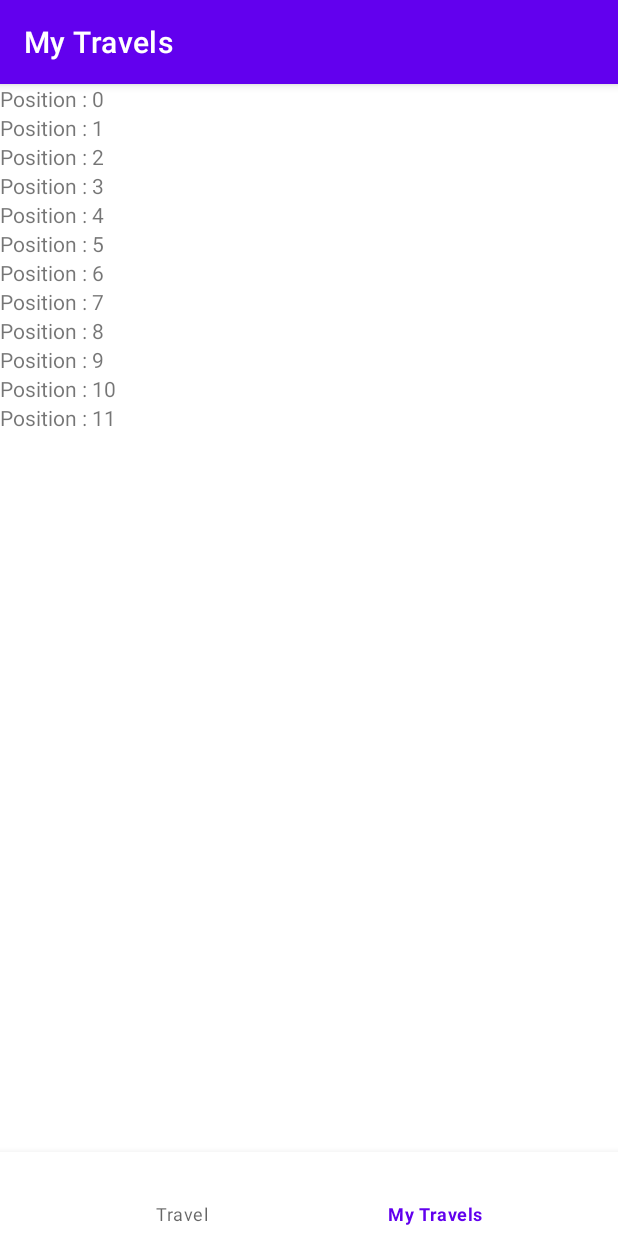
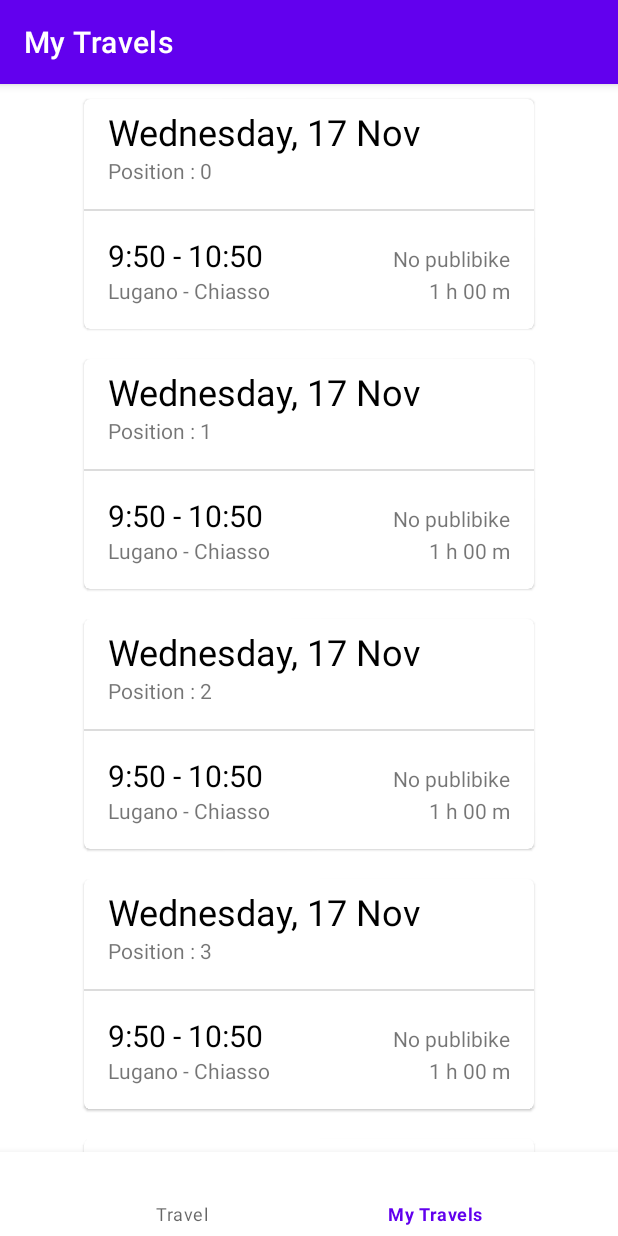
Before and after one commit to bohbohb/MWC-Project, an Android app: the MyTravels screen opened through its navigation route, on a phone screen of 412 x 824 dp. Run offline under Robolectric (Android 15) with nearby library versions, the phone set to English and light mode, and no system bars; our stand-ins replace navigation-ui; 1 statement that could not run was skipped.

Commit message:
Upload travel cards

```diff
--- a/JustMove/app/build.gradle
+++ b/JustMove/app/build.gradle
@@ -30,14 +30,14 @@ android {
 
 dependencies {
 
-    implementation 'androidx.appcompat:appcompat:1.2.0'
-    implementation 'com.google.android.material:material:1.3.0'
-    implementation 'androidx.constraintlayout:constraintlayout:2.0.4'
+    implementation 'androidx.appcompat:appcompat:1.3.1'
+    implementation 'com.google.android.material:material:1.4.0'
+    implementation 'androidx.constraintlayout:constraintlayout:2.1.1'
     implementation 'androidx.legacy:legacy-support-v4:1.0.0'
     implementation 'com.google.android.gms:play-services-maps:18.0.0'
     testImplementation 'junit:junit:4.+'
-    androidTestImplementation 'androidx.test.ext:junit:1.1.2'
-    androidTestImplementation 'androidx.test.espresso:espresso-core:3.3.0'
+    androidTestImplementation 'androidx.test.ext:junit:1.1.3'
+    androidTestImplementation 'androidx.test.espresso:espresso-core:3.4.0'
 
     def nav_version = "2.3.5"
 
--- a/JustMove/app/src/main/java/com/usi/mwc/justmove/ui/DetailTravelFragment.java
+++ b/JustMove/app/src/main/java/com/usi/mwc/justmove/ui/DetailTravelFragment.java
@@ -17,7 +17,7 @@ import com.usi.mwc.justmove.utils.Utils;
 
 public class DetailTravelFragment extends Fragment {
 
-    DetailTravelFragmentArgs args = DetailTravelFragmentArgs.fromBundle(getArguments());
+    DetailTravelFragmentArgs args;
     private TravelModel t;
     private DatabaseHandler db;
     private Context ctx;
@@ -27,6 +27,7 @@ public class DetailTravelFragment extends Fragment {
                              Bundle savedInstanceState) {
         // Inflate the layout for this fragment
         View root = inflater.inflate(R.layout.fragment_detail_travel, container, false);
+        args = DetailTravelFragmentArgs.fromBundle(getArguments());
         // TODO : Convert to Java
 //        b = args.balade
 
--- a/JustMove/app/src/main/res/layout/fragment_main.xml
+++ b/JustMove/app/src/main/res/layout/fragment_main.xml
@@ -1,14 +1,33 @@
 <?xml version="1.0" encoding="utf-8"?>
-<FrameLayout xmlns:android="http://schemas.android.com/apk/res/android"
+<ScrollView xmlns:android="http://schemas.android.com/apk/res/android"
+    xmlns:app="http://schemas.android.com/apk/res-auto"
     xmlns:tools="http://schemas.android.com/tools"
     android:layout_width="match_parent"
     android:layout_height="match_parent"
-    tools:context=".ui.MainFragment">
+    android:background="#FFFFFF"
+    android:paddingBottom="56dp">
 
-    <!-- TODO: Update blank fragment layout -->
-    <TextView
+    <androidx.constraintlayout.widget.ConstraintLayout
         android:layout_width="match_parent"
         android:layout_height="match_parent"
-        android:text="@string/hello_blank_fragment" />
+        android:paddingBottom="15dp">
 
-</FrameLayout>
+        <com.google.android.gms.maps.MapView
+            android:id="@+id/mapTravel"
+            android:layout_width="match_parent"
+            android:layout_height="300dp"
+            android:visibility="invisible"
+            app:layout_constraintEnd_toEndOf="parent"
+            app:layout_constraintStart_toStartOf="parent"
+            app:layout_constraintTop_toTopOf="parent" />
+        <TextView
+            android:layout_width="match_parent"
+            android:layout_height="match_parent"
+            android:text="@string/hello_blank_fragment"
+            app:layout_constraintTop_toBottomOf="@id/mapTravel"/>
+
+    </androidx.constraintlayout.widget.ConstraintLayout>
+
+
+
+</ScrollView>
--- a/JustMove/app/src/main/res/layout/travel_card.xml
+++ b/JustMove/app/src/main/res/layout/travel_card.xml
@@ -1,13 +1,119 @@
 <?xml version="1.0" encoding="utf-8"?>
-<LinearLayout xmlns:android="http://schemas.android.com/apk/res/android"
+<androidx.constraintlayout.widget.ConstraintLayout xmlns:android="http://schemas.android.com/apk/res/android"
+    xmlns:app="http://schemas.android.com/apk/res-auto"
+    xmlns:tools="http://schemas.android.com/tools"
     android:layout_width="match_parent"
     android:layout_height="wrap_content">
 
-    <TextView
-        android:id="@+id/tvTest"
-        android:layout_width="0dp"
+    <com.google.android.material.card.MaterialCardView
+        android:id="@+id/card"
+        android:layout_width="300dp"
         android:layout_height="wrap_content"
-        android:layout_weight="1"
-        android:text="TextView" />
+        android:layout_margin="10dp"
+        android:layout_marginStart="101dp"
+        android:layout_marginEnd="111dp"
+        android:layout_marginBottom="8dp"
+        app:layout_constraintBottom_toBottomOf="parent"
+        app:layout_constraintEnd_toEndOf="parent"
+        app:layout_constraintStart_toStartOf="parent"
+        app:layout_constraintTop_toTopOf="parent">
 
-</LinearLayout>
+        <androidx.constraintlayout.widget.ConstraintLayout
+            android:layout_width="match_parent"
+            android:layout_height="match_parent">
+
+            <TextView
+                android:id="@+id/textView2"
+                android:layout_width="wrap_content"
+                android:layout_height="wrap_content"
+                android:layout_marginVertical="5dp"
+                android:layout_marginStart="16dp"
+                android:layout_marginTop="16dp"
+                android:text="Wednesday, 17 Nov"
+                android:textColor="#000000"
+                android:textSize="24sp"
+                app:layout_constraintBottom_toTopOf="@+id/tvTest"
+                app:layout_constraintStart_toStartOf="parent"
+                app:layout_constraintTop_toTopOf="parent" />
+
+            <TextView
+                android:id="@+id/tvTest"
+                android:layout_width="0dp"
+                android:layout_height="wrap_content"
+                android:layout_marginStart="16dp"
+                android:layout_weight="1"
+                android:text="University travel"
+                app:layout_constraintStart_toStartOf="parent"
+                app:layout_constraintTop_toBottomOf="@id/textView2" />
+
+            <View
+                android:id="@+id/divider"
+                android:layout_width="fill_parent"
+                android:layout_height="1dp"
+                android:layout_marginTop="16dp"
+                android:background="#DCDCDC"
+                app:layout_constraintTop_toBottomOf="@id/tvTest" />
+
+            <LinearLayout
+                android:id="@+id/linearLabel"
+                android:layout_width="match_parent"
+                android:layout_height="match_parent"
+                android:layout_marginStart="16dp"
+                android:layout_marginTop="16dp"
+                android:layout_marginEnd="16dp"
+                android:orientation="horizontal"
+                android:weightSum="2"
+                app:layout_constraintEnd_toEndOf="parent"
+                app:layout_constraintStart_toStartOf="parent"
+                app:layout_constraintTop_toBottomOf="@+id/divider">
+
+                <TextView
+                    android:id="@+id/textView3"
+                    android:layout_width="wrap_content"
+                    android:layout_height="wrap_content"
+                    android:layout_weight="2"
+                    android:text="9:50 - 10:50"
+                    android:textColor="#000000"
+                    android:textSize="20sp" />
+
+                <TextView
+                    android:id="@+id/textView5"
+                    android:layout_width="wrap_content"
+                    android:layout_height="wrap_content"
+                    android:layout_weight="2"
+                    android:text="No publibike" />
+            </LinearLayout>
+
+            <LinearLayout
+                android:layout_width="match_parent"
+                android:layout_height="match_parent"
+                android:layout_marginStart="16dp"
+                android:layout_marginEnd="16dp"
+                android:layout_marginBottom="16dp"
+                android:orientation="horizontal"
+                android:weightSum="2"
+                app:layout_constraintBottom_toBottomOf="parent"
+                app:layout_constraintEnd_toEndOf="parent"
+                app:layout_constraintStart_toStartOf="parent"
+                app:layout_constraintTop_toBottomOf="@id/linearLabel">
+
+                <TextView
+                    android:id="@+id/textView6"
+                    android:layout_width="wrap_content"
+                    android:layout_height="wrap_content"
+                    android:layout_weight="2"
+                    android:text="Lugano - Chiasso" />
+
+                <TextView
+                    android:id="@+id/textView9"
+                    android:layout_width="wrap_content"
+                    android:layout_height="wrap_content"
+                    android:layout_weight="2"
+                    android:text="1 h 00 m" />
+            </LinearLayout>
+
+        </androidx.constraintlayout.widget.ConstraintLayout>
+
+    </com.google.android.material.card.MaterialCardView>
+
+</androidx.constraintlayout.widget.ConstraintLayout>
--- a/JustMove/app/src/main/res/navigation/nav_graph.xml
+++ b/JustMove/app/src/main/res/navigation/nav_graph.xml
@@ -13,10 +13,10 @@
         <action
             android:id="@+id/action_mainFragment_to_myTravels2"
             app:destination="@id/myTravels"
-            app:enterAnim="@anim/fragment_fade_enter"
-            app:exitAnim="@anim/fragment_fade_exit"
-            app:popEnterAnim="@anim/fragment_fade_enter"
-            app:popExitAnim="@anim/fragment_fade_exit" />
+            app:enterAnim="@anim/nav_default_enter_anim"
+            app:exitAnim="@anim/nav_default_exit_anim"
+            app:popEnterAnim="@anim/nav_default_enter_anim"
+            app:popExitAnim="@anim/nav_default_exit_anim" />
     </fragment>
     <fragment
         android:id="@+id/myTravels"
@@ -26,10 +26,8 @@
         <action
             android:id="@+id/action_myTravels_to_detailTravelFragment"
             app:destination="@id/detailTravelFragment"
-            app:enterAnim="@anim/fragment_fade_enter"
-            app:exitAnim="@anim/fragment_fade_exit"
-            app:popEnterAnim="@anim/fragment_fade_enter"
-            app:popExitAnim="@anim/fragment_fade_exit" />
+            app:enterAnim="@anim/nav_default_enter_anim"
+            app:exitAnim="@anim/nav_default_exit_anim" />
     </fragment>
     <fragment
         android:id="@+id/detailTravelFragment"
```
